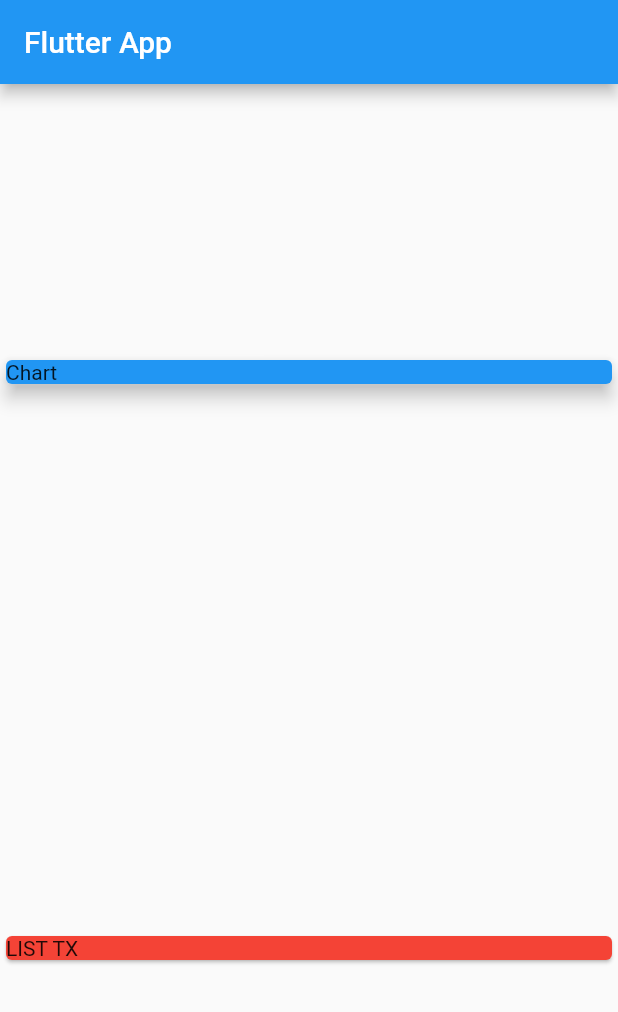
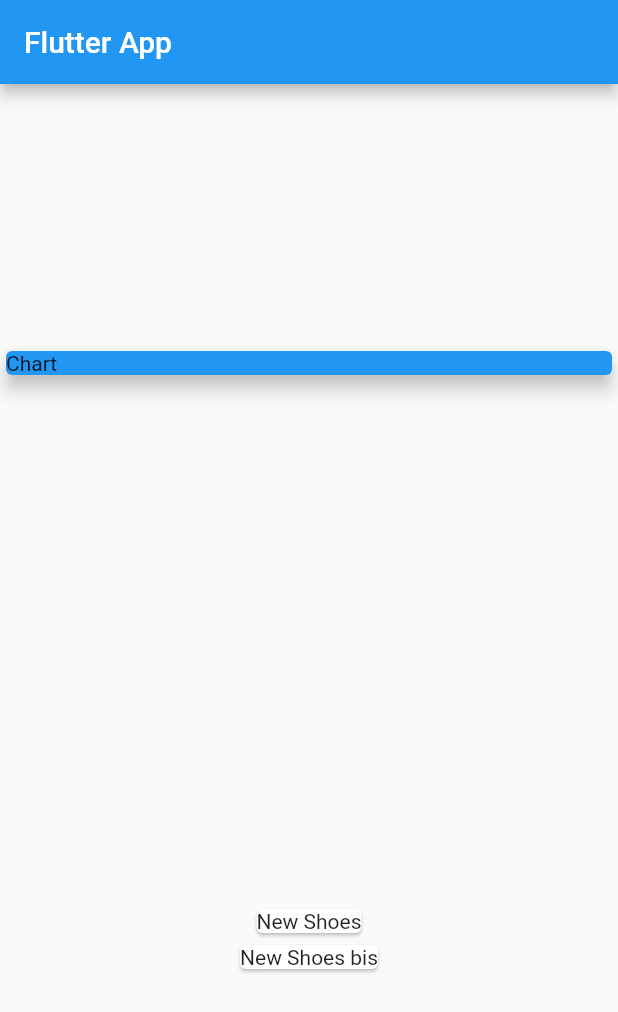
Before and after one commit to limozaza/p-expenses, a Flutter app: the screen it shows after launch, on a phone screen of 412 x 824 dp. Shown: the top 1012 px of the screen. Run offline on Flutter 3.47's test engine with Material 2 defaults, Android fonts, the phone set to English and light mode, and no system bars.

Commit message:
Mapping Data Into Widgets

```diff
--- a/lib/main.dart
+++ b/lib/main.dart
@@ -42,9 +42,12 @@ class MyHomePage extends StatelessWidget {
                 elevation: 5,
               ),
             ),
-            Card(
-              color: Colors.red,
-              child: Text('LIST TX'),
+            Column(
+              children: tranasctions
+                  .map((tx) => Card(
+                        child: Text(tx.title),
+                      ))
+                  .toList(),
             )
           ],
         ));
```
